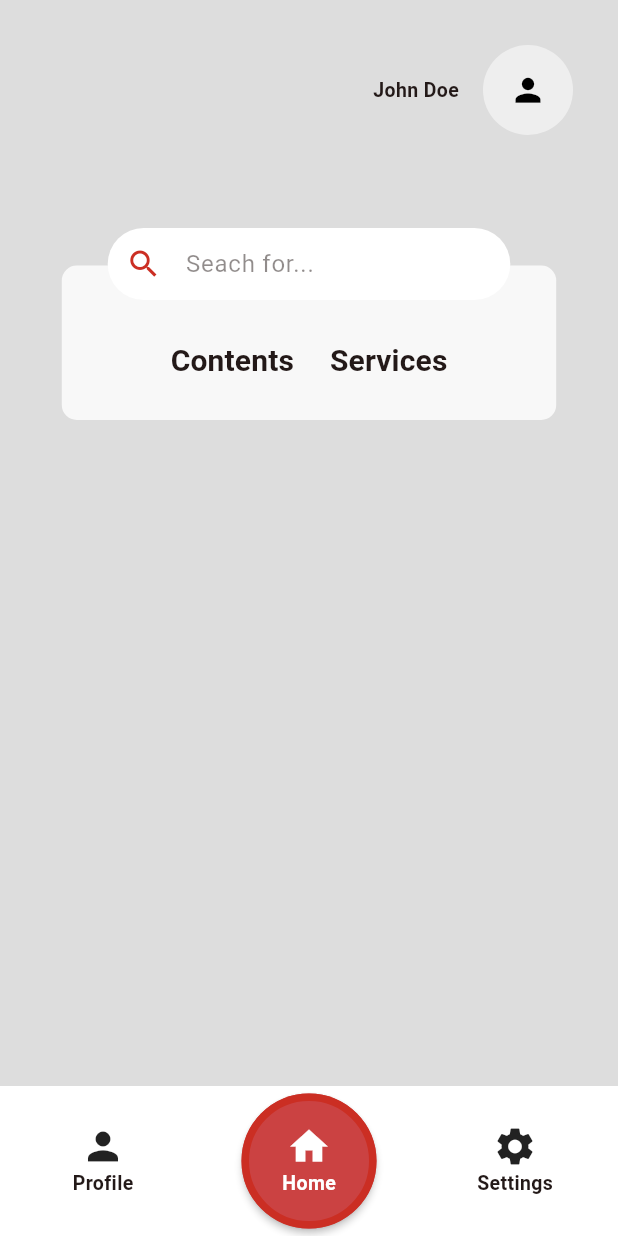
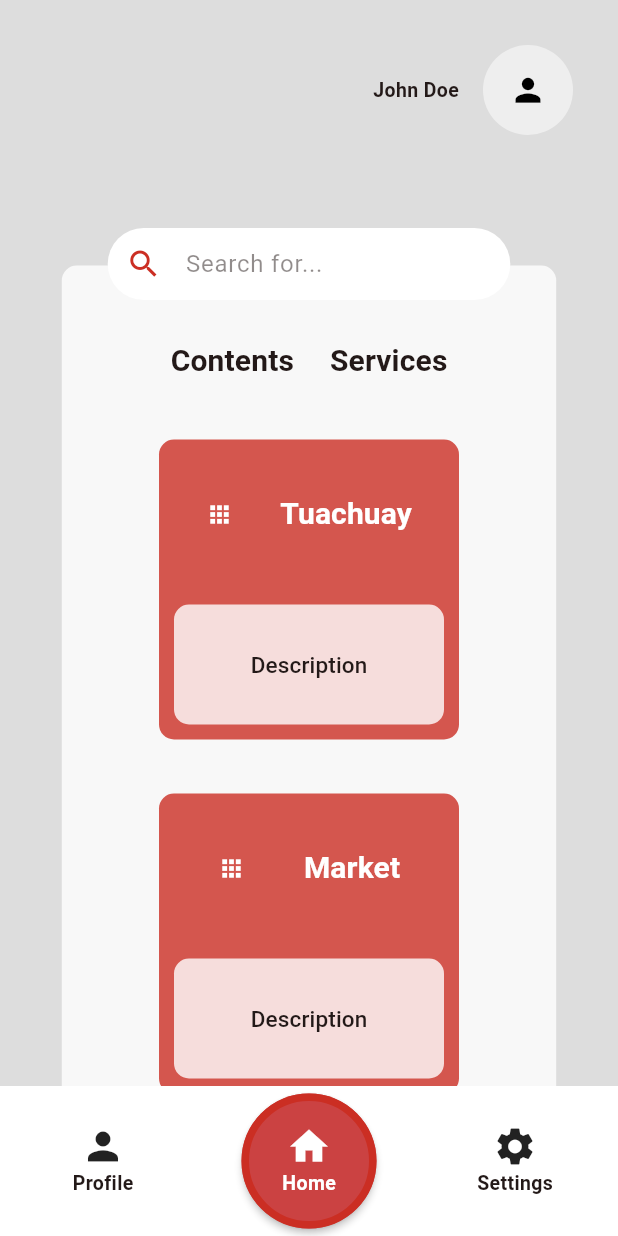
Before and after one commit to Bipoeman/Softdev-2-Group-1-Frontend, a Flutter app: the PortalPage screen opened by its route, on a phone screen of 412 x 824 dp. Run offline on Flutter 3.47's test engine with Material 3 defaults, Android fonts, the phone set to English and light mode, and no system bars; missing offline and left inert: flame, flame_tiled.

Commit message:
Add AppBox, [Contents, Services] Navigator on home page

```diff
--- a/lib/RuamMitr/Component/home/app_box.dart
+++ b/lib/RuamMitr/Component/home/app_box.dart
@@ -0,0 +1,101 @@
+import 'package:flutter/material.dart';
+
+class AppBox extends StatelessWidget {
+  const AppBox({
+    super.key,
+    required this.appName,
+    this.appIconPath,
+    this.appDescription,
+    this.appRoute,
+    required this.width,
+    required this.height,
+  });
+  final String? appIconPath;
+  final String? appName;
+  final String? appDescription;
+  final String? appRoute;
+  final double width;
+  final double height;
+
+  Widget getAppIcon(context) {
+    ThemeData theme = Theme.of(context);
+    if (appIconPath != null) {
+      try {
+        return ImageIcon(
+          Image.asset(appIconPath!).image,
+        );
+      } catch (_) {}
+      try {
+        return ImageIcon(
+          NetworkImage(appIconPath!),
+        );
+      } catch (_) {}
+
+      debugPrint("Cannot load app icon from $appIconPath");
+    }
+    return Icon(
+      Icons.apps,
+      color: theme.colorScheme.onPrimary,
+    );
+  }
+
+  @override
+  Widget build(context) {
+    ThemeData theme = Theme.of(context);
+    return TextButton(
+      onPressed: () {
+        // Add your button logic here
+      },
+      child: Container(
+        width: width,
+        height: height,
+        decoration: BoxDecoration(
+          color: theme.colorScheme.primary.withOpacity(0.8),
+          borderRadius: BorderRadius.circular(10),
+        ),
+        child: Column(
+          mainAxisAlignment: MainAxisAlignment.spaceEvenly,
+          children: [
+            SizedBox(
+              width: width,
+              height: height * 0.5,
+              child: Row(
+                mainAxisAlignment: MainAxisAlignment.spaceEvenly,
+                children: [
+                  getAppIcon(context),
+                  Text(
+                    appName ?? "App",
+                    style: TextStyle(
+                      fontSize: 20,
+                      fontWeight: FontWeight.bold,
+                      color: theme.colorScheme.onPrimary,
+                    ),
+                  ),
+                ],
+              ),
+            ),
+            Container(
+              width: width - 20,
+              height: height * 0.5 - 20,
+              margin: const EdgeInsets.all(10),
+              padding: const EdgeInsets.all(10),
+              decoration: BoxDecoration(
+                color: theme.colorScheme.primaryContainer.withOpacity(0.8),
+                borderRadius: BorderRadius.circular(10),
+              ),
+              child: Center(
+                child: Text(
+                  appDescription ?? "Description",
+                  style: TextStyle(
+                    fontSize: 15,
+                    color: theme.colorScheme.onBackground,
+                  ),
+                ),
+              ),
+            ),
+          ],
+        ),
+      ),
+    );
+  }
+}
--- a/lib/RuamMitr/Component/home/services.dart
+++ b/lib/RuamMitr/Component/home/services.dart
@@ -0,0 +1,45 @@
+import 'package:flutter/material.dart';
+import 'package:ruam_mitt/RuamMitr/Component/home/app_box.dart';
+
+class ServicesWidget extends StatelessWidget {
+  const ServicesWidget({super.key});
+  final double size = 200;
+
+  @override
+  Widget build(BuildContext context) {
+    return Padding(
+      padding: EdgeInsets.all(20.0),
+      child: Wrap(
+        spacing: 20,
+        runSpacing: 20,
+        children: [
+          AppBox(
+            appName: "Tuachuay",
+            width: size,
+            height: size,
+          ),
+          AppBox(
+            appName: "Market",
+            width: size,
+            height: size,
+          ),
+          AppBox(
+            appName: "Restroom",
+            width: size,
+            height: size,
+          ),
+          AppBox(
+            appName: "Bin",
+            width: size,
+            height: size,
+          ),
+          AppBox(
+            appName: "Dinodengzz",
+            width: size,
+            height: size,
+          ),
+        ],
+      ),
+    );
+  }
+}
--- a/lib/RuamMitr/Component/search_box.dart
+++ b/lib/RuamMitr/Component/search_box.dart
@@ -21,7 +21,7 @@ class _SearchBoxState extends State<SearchBox> {
         filled: true,
         labelStyle: TextStyle(color: theme.colorScheme.onBackground.withOpacity(0.5)),
         contentPadding: const EdgeInsets.fromLTRB(30, 0, 5, 0),
-        labelText: "Seach for...",
+        labelText: "Search for...",
         prefixIconColor: Colors.white,
         prefixIcon: Icon(
           Icons.search,
--- a/lib/RuamMitr/home.dart
+++ b/lib/RuamMitr/home.dart
@@ -1,6 +1,7 @@
 import "package:flutter/material.dart";
 import 'package:ruam_mitt/RuamMitr/Component/avatar.dart';
 import 'package:ruam_mitt/RuamMitr/Component/search_box.dart';
+import 'package:ruam_mitt/RuamMitr/Component/home/services.dart';
 import "dart:math";
 
 class HomePage extends StatefulWidget {
@@ -31,7 +32,6 @@ class _HomePageState extends State<HomePage> {
           ),
           Container(
             margin: const EdgeInsets.all(32),
-            child: IntrinsicHeight(
             child: Stack(
               alignment: AlignmentDirectional.topCenter,
               clipBehavior: Clip.none,
@@ -79,6 +79,7 @@ class _HomePageState extends State<HomePage> {
                             ),
                           ],
                         ),
+                        const ServicesWidget(),
                       ],
                     ),
                   ),
@@ -91,7 +92,6 @@ class _HomePageState extends State<HomePage> {
               ],
             ),
           ),
-          ),
         ],
       ),
     );
```
Lines whose indentation alone changed are shown as unchanged.
